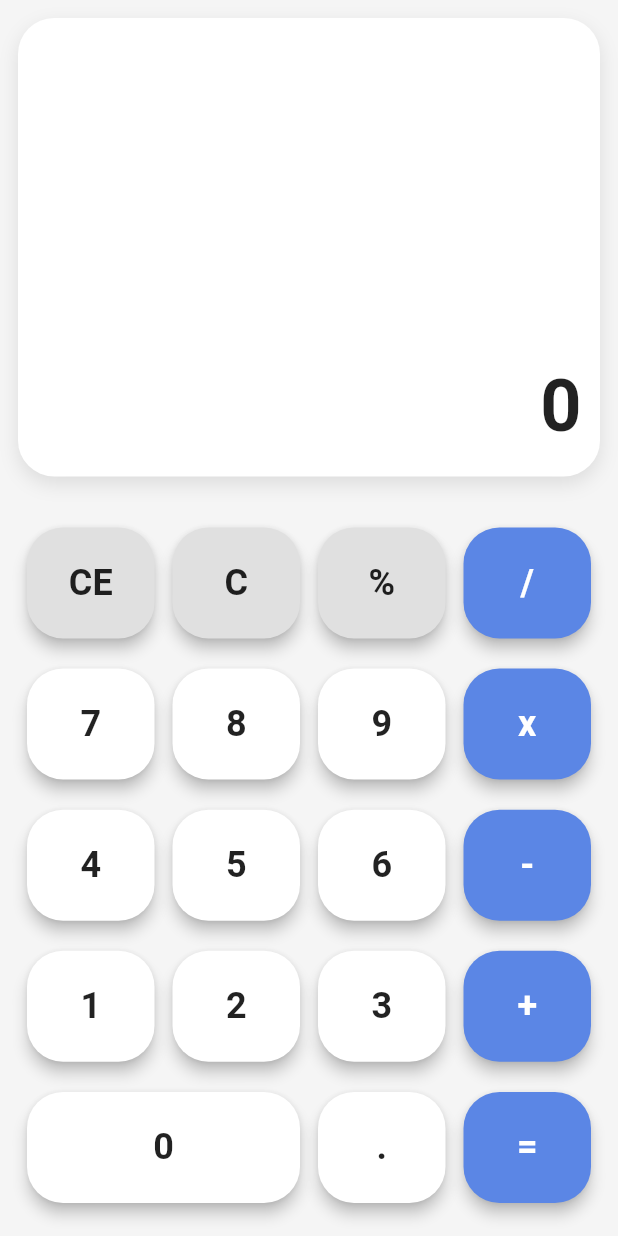
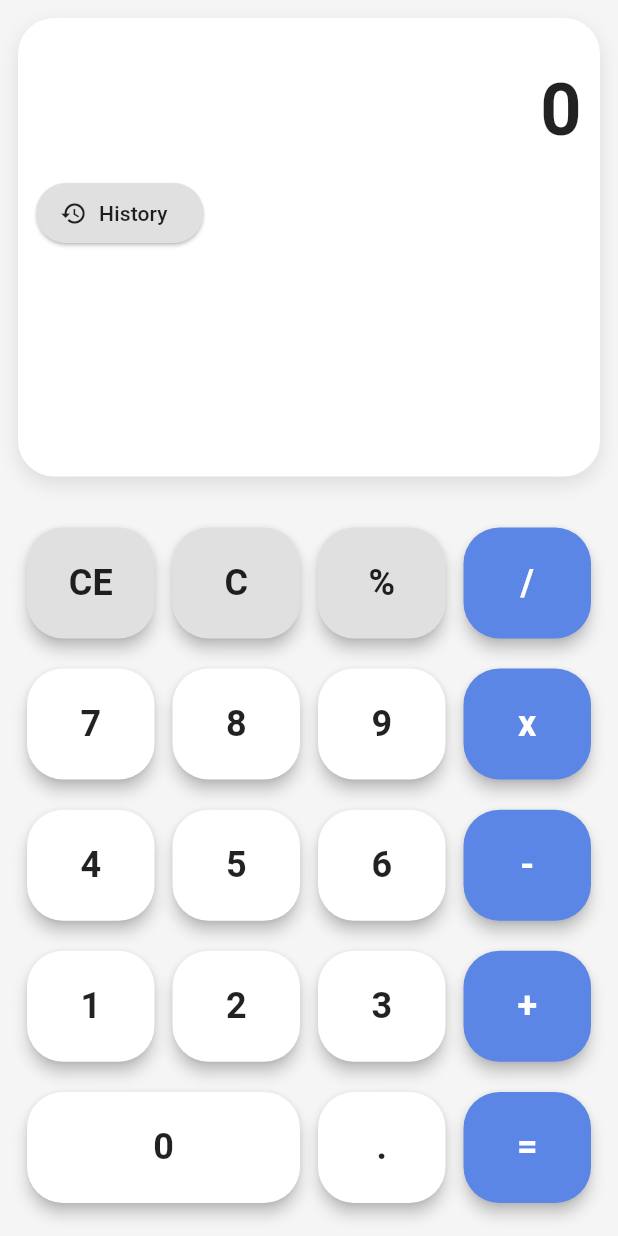
Before and after one commit to AbuBakarSiddikNayem/my_calculator, a Flutter app: the screen it shows after launch, on a phone screen of 412 x 824 dp. Run offline on Flutter 3.47's test engine with Material 3 defaults, Android fonts, the phone set to English and light mode, and no system bars.

Commit message:
Add history display feature with modal bottom sheet in calculator UI

```diff
--- a/lib/Src/Screens/Home_Screen.dart
+++ b/lib/Src/Screens/Home_Screen.dart
@@ -126,6 +126,47 @@ class _CalculatorScreenState extends State<CalculatorScreen> {
     });
   }
 
+  void _showHistorySheet() {
+    showModalBottomSheet(
+      context: context,
+      shape: RoundedRectangleBorder(
+        borderRadius: BorderRadius.vertical(top: Radius.circular(20)),
+      ),
+      builder: (BuildContext context) {
+        return Container(
+          padding: EdgeInsets.all(16),
+          height: 300, // adjust as needed
+          child: Column(
+            crossAxisAlignment: CrossAxisAlignment.start,
+            children: [
+              Text(
+                "Calculation History",
+                style: TextStyle(fontSize: 20, fontWeight: FontWeight.bold),
+              ),
+              Divider(),
+              Expanded(
+                child: _history.isEmpty
+                    ? Center(child: Text("No history yet"))
+                    : ListView.builder(
+                        itemCount: _history.length,
+                        itemBuilder: (context, index) {
+                          return ListTile(
+                            title: Text(_history[index]),
+                            onTap: () {
+                              // Optional: load tapped history into input
+                              Navigator.pop(context);
+                            },
+                          );
+                        },
+                      ),
+              ),
+            ],
+          ),
+        );
+      },
+    );
+  }
+
   Widget _buildButton(
     String text,
     Color textColor,
@@ -193,26 +234,13 @@ class _CalculatorScreenState extends State<CalculatorScreen> {
                 child: Column(
                   crossAxisAlignment: CrossAxisAlignment.end,
                   children: [
-                    // History list
                     if (_history.isNotEmpty)
-                      Expanded(
-                        child: ListView.builder(
-                          reverse: true, // latest at bottom
-                          itemCount: _history.length,
-                          itemBuilder: (context, index) {
-                            return Text(
-                              _history[index],
-                              style: TextStyle(
-                                fontSize: 18,
-                                color: Colors.grey[600],
-                              ),
-                              textAlign: TextAlign.end,
-                            );
-                          },
-                        ),
+                      Text(
+                        _history.first,
+                        style: TextStyle(fontSize: 18, color: Colors.grey[600]),
+                        textAlign: TextAlign.end,
                       ),
-                    if (_history.isEmpty) Spacer(),
-
+                    SizedBox(height: 5),
                     if (_currentCalculation.isNotEmpty)
                       Text(
                         _currentCalculation,
@@ -224,7 +252,6 @@ class _CalculatorScreenState extends State<CalculatorScreen> {
                         textAlign: TextAlign.end,
                       ),
                     SizedBox(height: 10),
-
                     if (_result.isNotEmpty)
                       Text(
                         "= $_result",
@@ -243,6 +270,19 @@ class _CalculatorScreenState extends State<CalculatorScreen> {
                         color: Colors.black87,
                       ),
                       textAlign: TextAlign.end,
+                    ),
+                    SizedBox(height: 10),
+                    Align(
+                      alignment: Alignment.centerLeft,
+                      child: ElevatedButton.icon(
+                        onPressed: _showHistorySheet,
+                        icon: Icon(Icons.history),
+                        label: Text("History"),
+                        style: ElevatedButton.styleFrom(
+                          backgroundColor: Colors.grey[300],
+                          foregroundColor: Colors.black87,
+                        ),
+                      ),
                     ),
                   ],
                 ),
```
